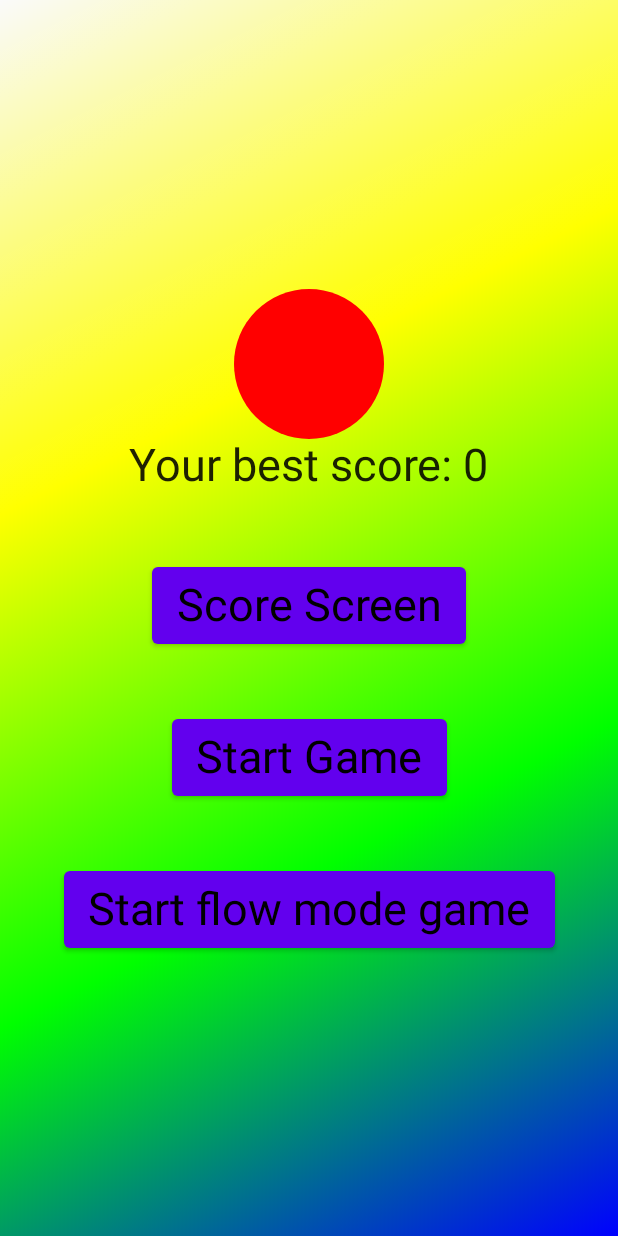
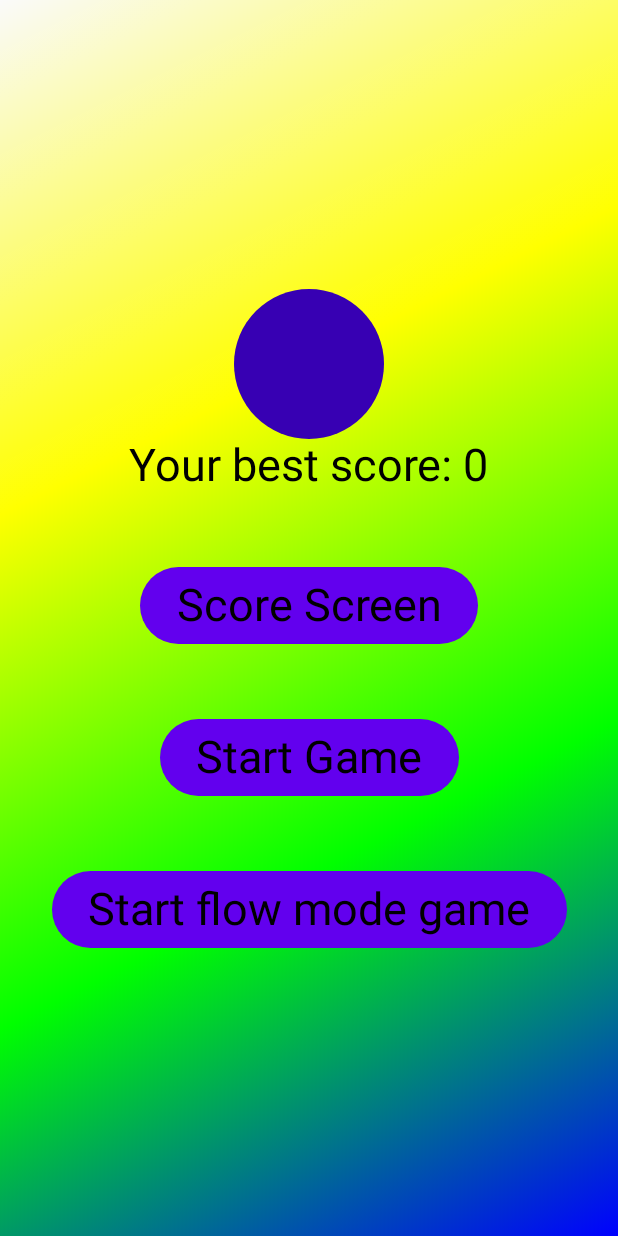
Before and after one commit to Maxot/SeekAndCatch, an Android app built with Jetpack Compose: the screen it shows after launch (MainActivity), on a phone screen of 412 x 824 dp. Run offline under Robolectric (Android 15) with nearby library versions, the phone set to English and light mode, and no system bars; our stand-ins replace Dagger/Hilt's generated code.

Commit message:
Add FiguresRepository Migrate to Material3

```diff
--- a/app/src/main/java/com/maxot/seekandcatch/di/RepositoryModule.kt
+++ b/app/src/main/java/com/maxot/seekandcatch/di/RepositoryModule.kt
@@ -1,5 +1,7 @@
 package com.maxot.seekandcatch.di
 
+import com.maxot.seekandcatch.feature.gameplay.data.repository.FiguresRepository
+import com.maxot.seekandcatch.feature.gameplay.data.repository.FiguresRepositoryImpl
 import com.maxot.seekandcatch.feature.score.data.repository.ScoreRepository
 import com.maxot.seekandcatch.feature.score.data.repository.ScoreRepositoryImpl
 import dagger.Binds
@@ -13,4 +15,7 @@ interface RepositoryModule {
 
     @Binds
     fun provideScoreRepository(impl: ScoreRepositoryImpl): ScoreRepository
+
+    @Binds
+    fun provideFiguresRepository(impl: FiguresRepositoryImpl): FiguresRepository
 }
--- a/app/src/main/java/com/maxot/seekandcatch/ui/MainScreen.kt
+++ b/app/src/main/java/com/maxot/seekandcatch/ui/MainScreen.kt
@@ -8,8 +8,9 @@ import androidx.compose.foundation.layout.Spacer
 import androidx.compose.foundation.layout.fillMaxSize
 import androidx.compose.foundation.layout.size
 import androidx.compose.foundation.shape.CircleShape
-import androidx.compose.material.Button
-import androidx.compose.material.Text
+import androidx.compose.material3.Button
+import androidx.compose.material3.MaterialTheme
+import androidx.compose.material3.Text
 import androidx.compose.runtime.Composable
 import androidx.compose.ui.Alignment
 import androidx.compose.ui.Modifier
@@ -50,7 +51,7 @@ fun MainScreen(
             modifier = Modifier
                 .size(100.dp)
                 .clip(CircleShape)
-                .background(Color.Red)
+                .background(MaterialTheme.colorScheme.onPrimary)
         )
         Text(
             text = stringResource(id = R.string.label_your_best_score, bestScore),
--- a/app/src/main/java/com/maxot/seekandcatch/ui/theme/Shape.kt
+++ b/app/src/main/java/com/maxot/seekandcatch/ui/theme/Shape.kt
@@ -1,7 +1,7 @@
 package com.maxot.seekandcatch.ui.theme
 
 import androidx.compose.foundation.shape.RoundedCornerShape
-import androidx.compose.material.Shapes
+import androidx.compose.material3.Shapes
 import androidx.compose.ui.unit.dp
 
 val Shapes = Shapes(
--- a/app/src/main/java/com/maxot/seekandcatch/ui/theme/Theme.kt
+++ b/app/src/main/java/com/maxot/seekandcatch/ui/theme/Theme.kt
@@ -1,20 +1,21 @@
 package com.maxot.seekandcatch.ui.theme
 
+import android.os.Build
 import androidx.compose.foundation.isSystemInDarkTheme
-import androidx.compose.material.MaterialTheme
-import androidx.compose.material.darkColors
-import androidx.compose.material.lightColors
+import androidx.compose.material3.MaterialTheme
+import androidx.compose.material3.darkColorScheme
+import androidx.compose.material3.lightColorScheme
 import androidx.compose.runtime.Composable
 
-private val DarkColorPalette = darkColors(
+private val DarkColorPalette = darkColorScheme(
     primary = Purple200,
-    primaryVariant = Purple700,
+    onPrimary = Purple700,
     secondary = Teal200
 )
 
-private val LightColorPalette = lightColors(
+private val LightColorPalette = lightColorScheme(
     primary = Purple500,
-    primaryVariant = Purple700,
+    onPrimary = Purple700,
     secondary = Teal200
 
     /* Other default colors to override
@@ -29,15 +30,16 @@ private val LightColorPalette = lightColors(
 
 @Composable
 fun SeekAndCatchTheme(darkTheme: Boolean = isSystemInDarkTheme(), content: @Composable () -> Unit) {
-    val colors = if (darkTheme) {
-        DarkColorPalette
-    } else {
-        LightColorPalette
+    val dynamicColor = Build.VERSION.SDK_INT >= Build.VERSION_CODES.S
+    val colors = when {
+//        dynamicColor && darkTheme -> dynamicDarkColorScheme(LocalContext.current)
+//        dynamicColor && !darkTheme -> dynamicLightColorScheme(LocalContext.current)
+        darkTheme -> DarkColorPalette
+        else -> LightColorPalette
     }
-
     MaterialTheme(
-        colors = colors,
-        typography = Typography,
+        colorScheme = colors,
+        typography = appTypography,
         shapes = Shapes,
         content = content
     )
--- a/app/src/main/java/com/maxot/seekandcatch/ui/theme/Type.kt
+++ b/app/src/main/java/com/maxot/seekandcatch/ui/theme/Type.kt
@@ -1,18 +1,24 @@
 package com.maxot.seekandcatch.ui.theme
 
-import androidx.compose.material.Typography
+import androidx.compose.material3.Typography
 import androidx.compose.ui.text.TextStyle
-import androidx.compose.ui.text.font.FontFamily
 import androidx.compose.ui.text.font.FontWeight
 import androidx.compose.ui.unit.sp
 
 // Set of Material typography styles to start with
-val Typography = Typography(
-    body1 = TextStyle(
-        fontFamily = FontFamily.Default,
-        fontWeight = FontWeight.Normal,
-        fontSize = 16.sp
-    )
+val appTypography = Typography(
+    titleLarge = TextStyle(
+        fontWeight = FontWeight.SemiBold,
+        fontSize = 22.sp,
+        lineHeight = 28.sp,
+        letterSpacing = 0.sp
+    ),
+    titleMedium = TextStyle(
+        fontWeight = FontWeight.SemiBold,
+        fontSize = 16.sp,
+        lineHeight = 24.sp,
+        letterSpacing = 0.15.sp
+    ),
     /* Other default text styles to override
     button = TextStyle(
         fontFamily = FontFamily.Default,
--- /dev/null
+++ b/feature/gameplay/src/main/java/com/maxot/seekandcatch/feature/gameplay/data/repository/FiguresRepository.kt
@@ -0,0 +1,37 @@
+package com.maxot.seekandcatch.feature.gameplay.data.repository
+
+import androidx.compose.ui.graphics.Color
+import com.maxot.seekandcatch.feature.gameplay.data.Figure
+import com.maxot.seekandcatch.feature.gameplay.data.FigureType
+import kotlin.random.Random
+
+interface FiguresRepository {
+    fun createRandomFigure(): Figure
+
+    fun generateFigures(itemsCount: Int): List<Figure>
+
+    companion object {
+        fun getRandomFigureType(seed: Int = getRandomNumber()): FigureType {
+            return when (seed) {
+                0 -> FigureType.Circle
+                1 -> FigureType.Square
+                2 -> FigureType.Triangle
+                else -> FigureType.Circle
+            }
+        }
+
+        fun getRandomColor(seed: Int = getRandomNumber()): Color {
+            return when (seed) {
+                0 -> Color.Red
+                1 -> Color.Blue
+                2 -> Color.Green
+                3 -> Color.Yellow
+                else -> Color.Red
+            }
+        }
+
+        fun getRandomNumber(): Int {
+            return Random.nextInt(4)
+        }
+    }
+}
--- /dev/null
+++ b/feature/gameplay/src/main/java/com/maxot/seekandcatch/feature/gameplay/data/repository/FiguresRepositoryImpl.kt
@@ -0,0 +1,26 @@
+package com.maxot.seekandcatch.feature.gameplay.data.repository
+
+import com.maxot.seekandcatch.feature.gameplay.data.Figure
+import javax.inject.Inject
+import kotlin.random.Random
+
+class FiguresRepositoryImpl
+@Inject constructor() : FiguresRepository {
+
+    override fun createRandomFigure(): Figure {
+        val figureType = FiguresRepository.getRandomFigureType(Random.nextInt(4))
+        val color = FiguresRepository.getRandomColor(Random.nextInt(4))
+        return Figure(figureType, color)
+    }
+
+    override fun generateFigures(itemsCount: Int): List<Figure> {
+        val listOfFigures = mutableListOf<Figure>()
+        for (i in 1..itemsCount) {
+            listOfFigures.add(createRandomFigure())
+        }
+        return listOfFigures
+    }
+
+
+
+}
--- a/feature/gameplay/src/main/java/com/maxot/seekandcatch/feature/gameplay/ui/GameScreen.kt
+++ b/feature/gameplay/src/main/java/com/maxot/seekandcatch/feature/gameplay/ui/GameScreen.kt
@@ -110,7 +110,7 @@ fun FiguresLayout(
         LazyVerticalGrid(
             columns = GridCells.Fixed(4),
         ) {
-            items(figures) { figure ->
+            items(figures, contentType = {it.type} ) { figure ->
                 val shape: Shape = figure.getShapeForFigure()
                 ColoredFigureLayout(color = figure.color, shape = shape) {
                     onFigureClick(figure)
```
Also changed, not shown: app/build.gradle.kts (+18 -17 lines), feature/gameplay/build.gradle.kts (+5 -4 lines), feature/gameplay/src/main/java/com/maxot/seekandcatch/feature/gameplay/GameViewModel.kt (+8 -43 lines), feature/gameplay/src/main/java/com/maxot/seekandcatch/feature/gameplay/ui/FlowModeGameScreen.kt (+5 -2 lines), feature/score/build.gradle.kts (+4 -4 lines).
